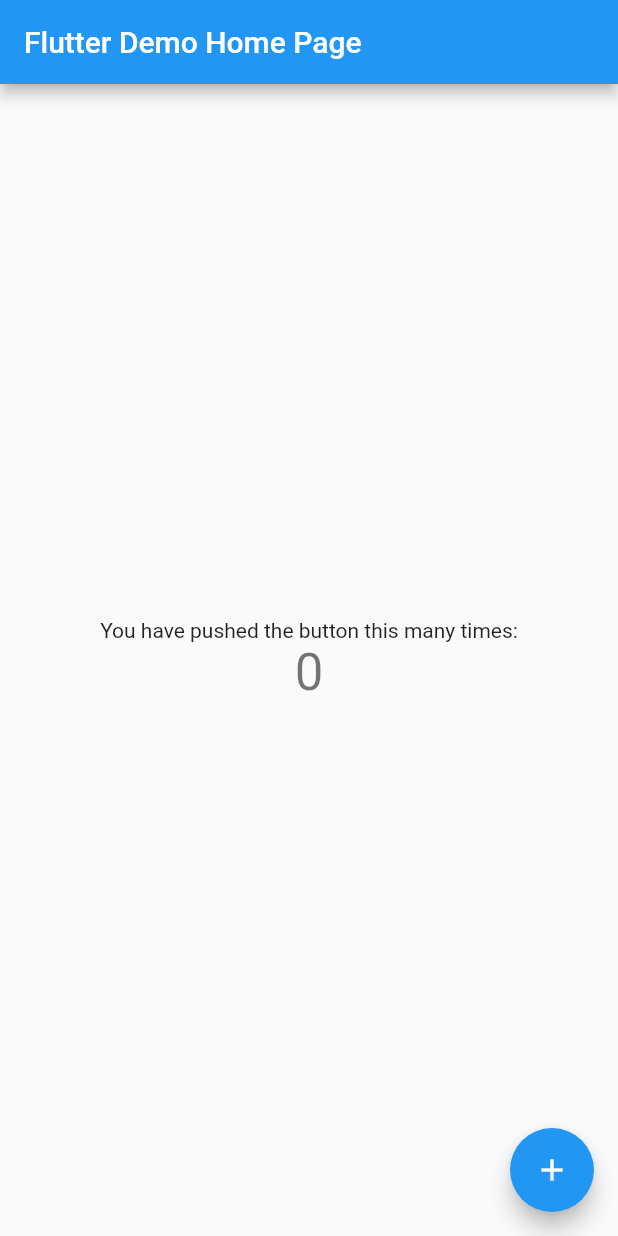
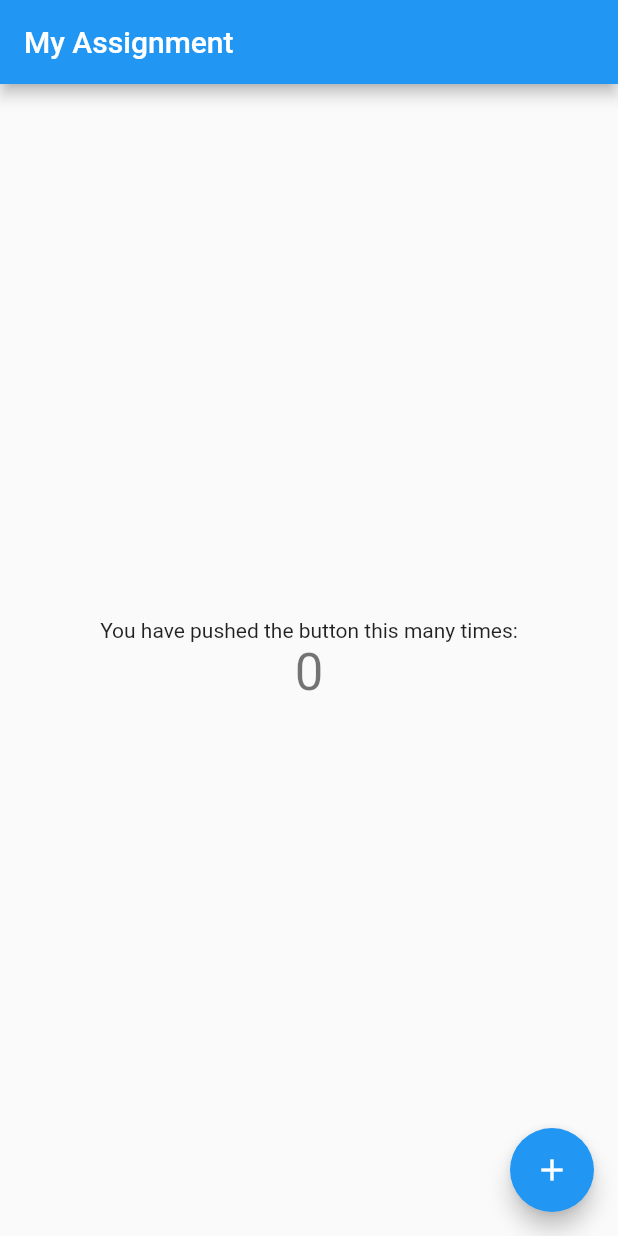
Before and after one commit to MubarisMDeen/my_assignment, a Flutter app: the screen it shows after launch, on a phone screen of 412 x 824 dp. Run offline on Flutter 3.47's test engine with Material 2 defaults, Android fonts, the phone set to English and light mode, and no system bars.

Commit message:
Edited Text

```diff
--- a/lib/main.dart
+++ b/lib/main.dart
@@ -24,7 +24,7 @@ class MyApp extends StatelessWidget {
         // is not restarted.
         primarySwatch: Colors.blue,
       ),
-      home: const MyHomePage(title: 'Flutter Demo Home Page'),
+      home: const MyHomePage(title: 'My Assignment'),
     );
   }
 }
```
